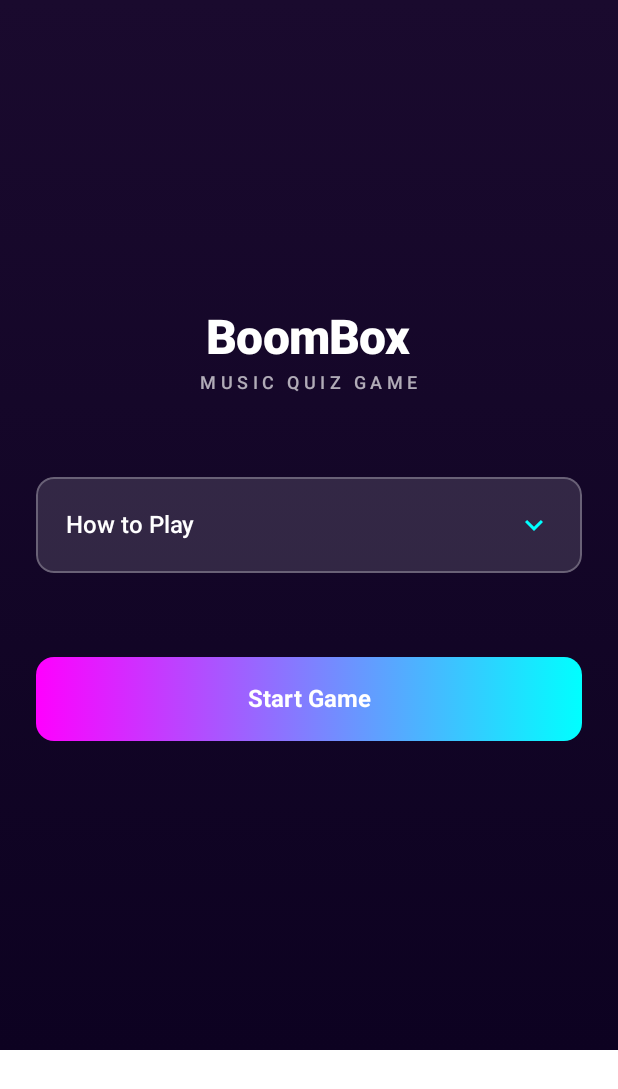
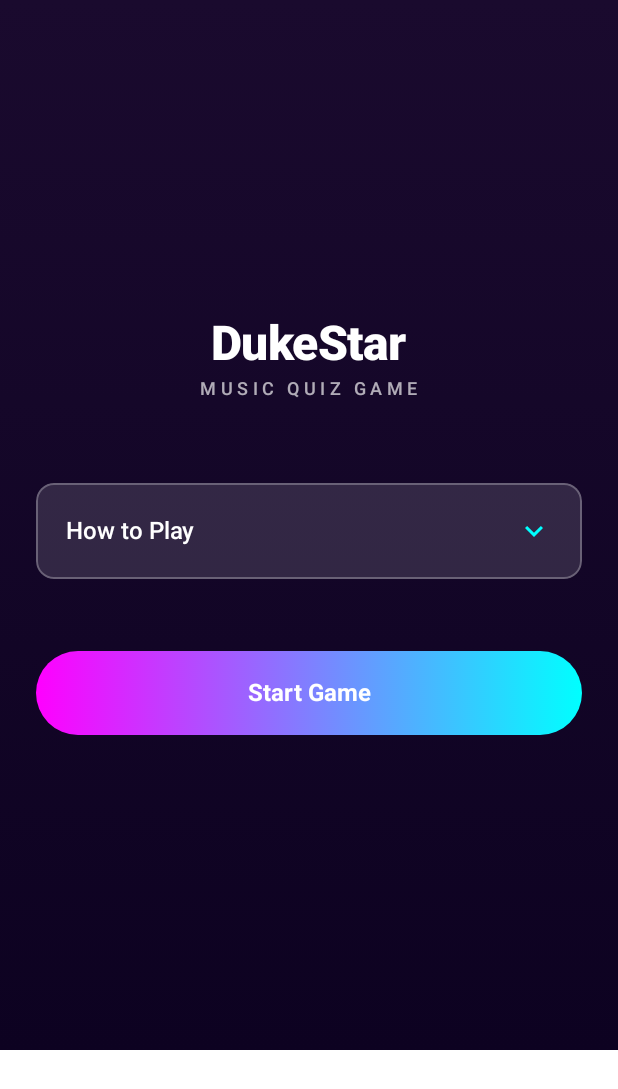
Before and after one commit to leiter/boombox, an Android app built with Jetpack Compose: the @Preview function MinimalFreshHomePreview, on a phone screen of 412 x 824 dp. Shown: the top 1089 px of the screen. Run offline under Robolectric (Android 15) with nearby library versions, the phone set to English and light mode, and no system bars.

Commit message:
DesignProposals and start up fix

```diff
--- a/composeApp/src/androidMain/kotlin/com/hitit/app/ui/preview/DesignProposal3_MinimalFresh.kt
+++ b/composeApp/src/androidMain/kotlin/com/hitit/app/ui/preview/DesignProposal3_MinimalFresh.kt
@@ -89,7 +89,7 @@ private fun FlatButton(
     Box(
         modifier = modifier
             .height(56.dp)
-            .clip(RoundedCornerShape(12.dp))
+            .clip(RoundedCornerShape(28.dp))
             .background(color),
         contentAlignment = Alignment.Center
     ) {
@@ -259,7 +259,7 @@ fun MinimalFreshHomeScreen(modifier: Modifier = Modifier) {
             verticalArrangement = Arrangement.Center
         ) {
             Text(
-                text = "BoomBox",
+                text = "DukeStar",
                 fontSize = 32.sp,
                 fontWeight = FontWeight.Black,
                 color = MinimalFreshColors.TextPrimary,
@@ -303,14 +303,14 @@ fun MinimalFreshHomeScreen(modifier: Modifier = Modifier) {
                 }
             }
 
-            Spacer(modifier = Modifier.height(56.dp))
+            Spacer(modifier = Modifier.height(48.dp))
 
-            // Gradient button
+            // Gradient button - pill shape
             Box(
                 modifier = Modifier
                     .fillMaxWidth()
                     .height(56.dp)
-                    .clip(RoundedCornerShape(12.dp))
+                    .clip(RoundedCornerShape(28.dp))
                     .background(Brush.horizontalGradient(listOf(MinimalFreshColors.Primary, MinimalFreshColors.Secondary))),
                 contentAlignment = Alignment.Center
             ) {
@@ -765,12 +765,12 @@ fun MinimalFreshNowPlayingScreen(modifier: Modifier = Modifier) {
 
             Spacer(modifier = Modifier.height(48.dp))
 
-            // Next card button with gradient
+            // Next card button with gradient - pill shape
             Box(
                 modifier = Modifier
                     .fillMaxWidth()
                     .height(56.dp)
-                    .clip(RoundedCornerShape(12.dp))
+                    .clip(RoundedCornerShape(28.dp))
                     .background(Brush.horizontalGradient(listOf(MinimalFreshColors.Primary, MinimalFreshColors.Secondary))),
                 contentAlignment = Alignment.Center
             ) {
```
